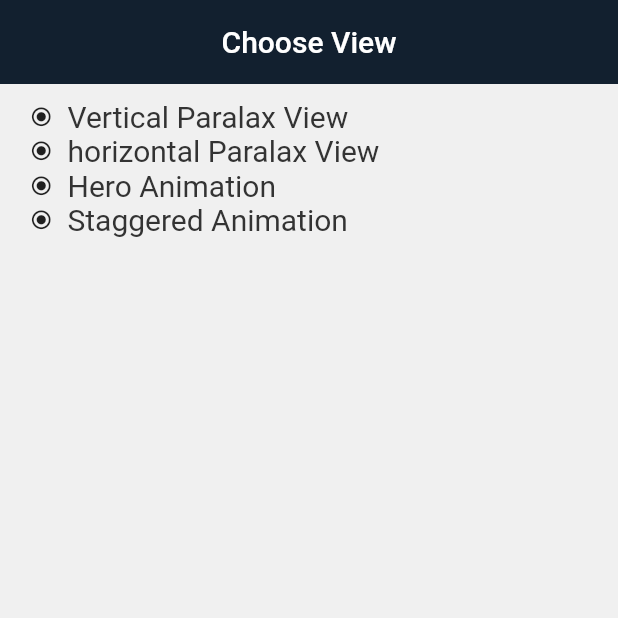
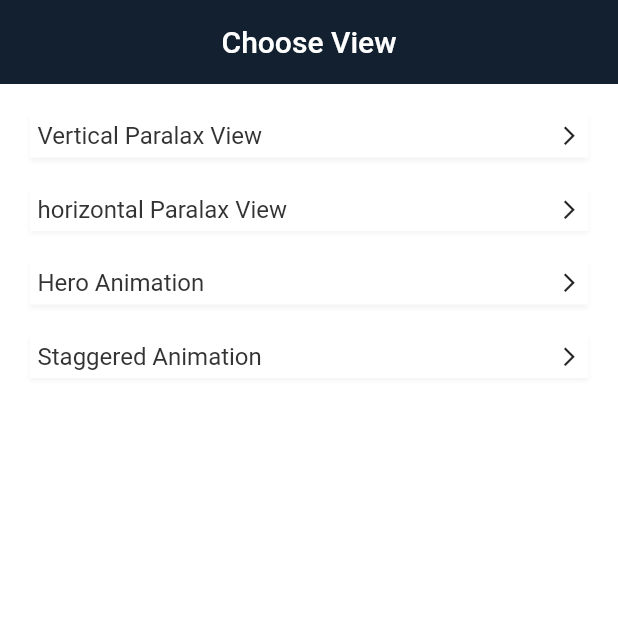
Before and after one commit to DeveloperMalay/flutter_gallery, a Flutter app: the screen it shows after launch, on a phone screen of 412 x 824 dp, the top half of it. Run offline on Flutter 3.47's test engine with Material 2 defaults, Android fonts, the phone set to English and light mode, and no system bars; our stand-ins replace bot_toast, go_router, google_fonts.

Commit message:
fixing choose screen options design

```diff
--- a/lib/src/presentation/screen/choose_view/choose_view_screen.dart
+++ b/lib/src/presentation/screen/choose_view/choose_view_screen.dart
@@ -15,6 +15,7 @@ class ChooseViewScreen extends StatelessWidget {
           style: TextStyle(color: Colors.white),
         ),
       ),
+      backgroundColor: Colors.white,
       body: Padding(
         padding: const EdgeInsets.symmetric(horizontal: 20),
         child: Column(
@@ -28,18 +29,33 @@ class ChooseViewScreen extends StatelessWidget {
                     onTap: () {
                       context.pushNamed(options[index].route);
                     },
+                    child: Container(
+                      margin: const EdgeInsets.symmetric(vertical: 10),
+                      padding: const EdgeInsets.all(5),
+                      decoration: const BoxDecoration(
+                        color: Colors.white,
+                        boxShadow: [
+                          BoxShadow(
+                            color: Color(0x3FCECECE),
+                            blurRadius: 2,
+                            offset: Offset(0, 2),
+                            spreadRadius: 0,
+                          )
+                        ],
+                      ),
                       child: Row(
+                        mainAxisAlignment: MainAxisAlignment.spaceBetween,
                         children: [
+                          Text(
+                            options[index].option,
+                            style: const TextStyle(fontSize: 16),
+                          ),
                           const Icon(
-                          Icons.radio_button_checked_outlined,
+                            Icons.arrow_forward_ios,
                             size: 15,
                           ),
-                        const SizedBox(width: 10),
-                        Text(
-                          options[index].option,
-                          style: const TextStyle(fontSize: 20),
+                        ],
                       ),
-                      ],
                     ),
                   );
                 }),
```
Lines whose indentation alone changed are shown as unchanged.
